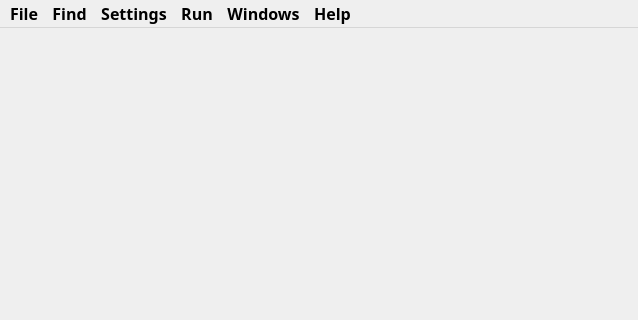
This is epicpy/uifiles/mainui.ui in travisseymour/EPICpy as Qt 5 draws it before an edit; both pictures show x 0 to 638 and y 0 to 320 of the 638 by 640 pixel window. The edited form follows.
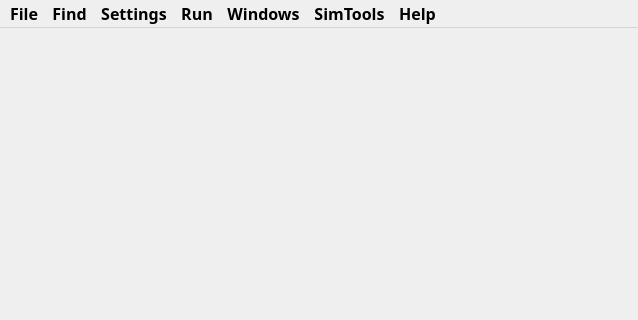
This is the edited form.

Commit message: added simtool menu and enabled the rule flow tool for now.

Patch:
```diff
--- a/epicpy/uifiles/mainui.ui
+++ b/epicpy/uifiles/mainui.ui
@@ -36,7 +36,7 @@
      <x>0</x>
      <y>0</y>
      <width>638</width>
-     <height>25</height>
+     <height>34</height>
     </rect>
    </property>
    <property name="font">
@@ -173,11 +173,24 @@
     <addaction name="actionFindNext"/>
     <addaction name="actionFindPrevious"/>
    </widget>
+   <widget class="QMenu" name="menuTools">
+    <property name="enabled">
+     <bool>true</bool>
+    </property>
+    <property name="title">
+     <string>SimTools</string>
+    </property>
+    <addaction name="actionSchematicTool"/>
+    <addaction name="actionBrainTool"/>
+    <addaction name="actionRuleFlowTool"/>
+    <addaction name="actionProcessGraphTool"/>
+   </widget>
    <addaction name="menuFiles"/>
    <addaction name="menuSearch"/>
    <addaction name="menuSettings"/>
    <addaction name="menuRun"/>
    <addaction name="menuWindows"/>
+   <addaction name="menuTools"/>
    <addaction name="menuHelp"/>
   </widget>
   <widget class="QStatusBar" name="statusbar">
```
Left out of the diff: 32 changed lines with no effect on the pictures. The commit also changes 6 other files.
